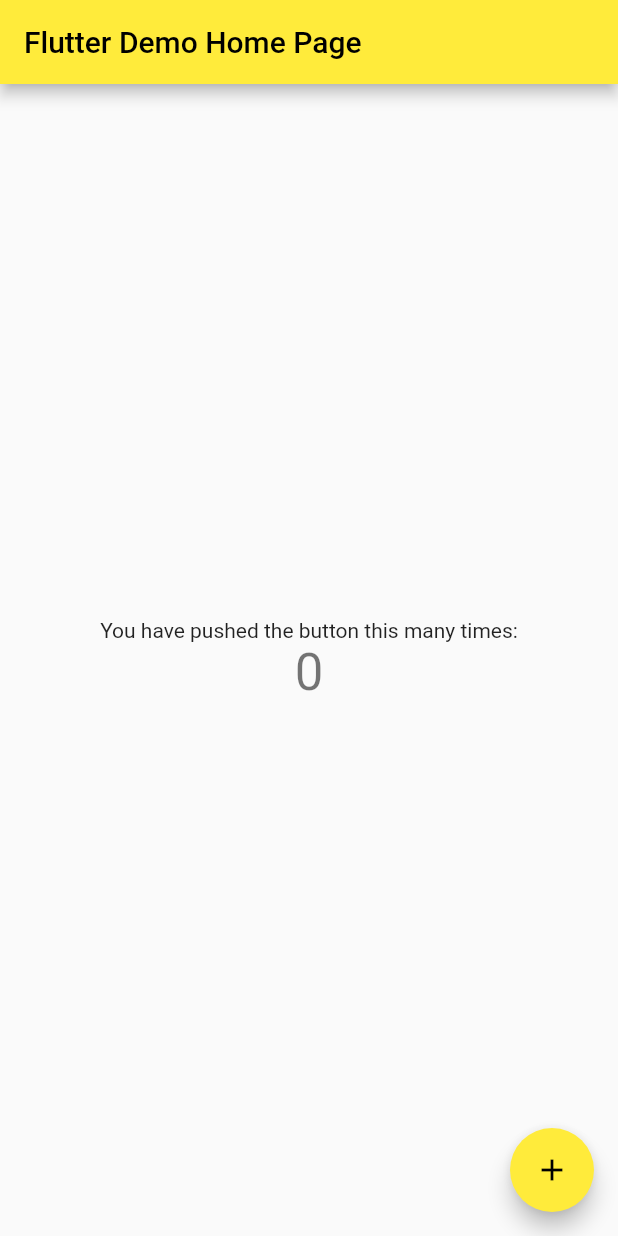
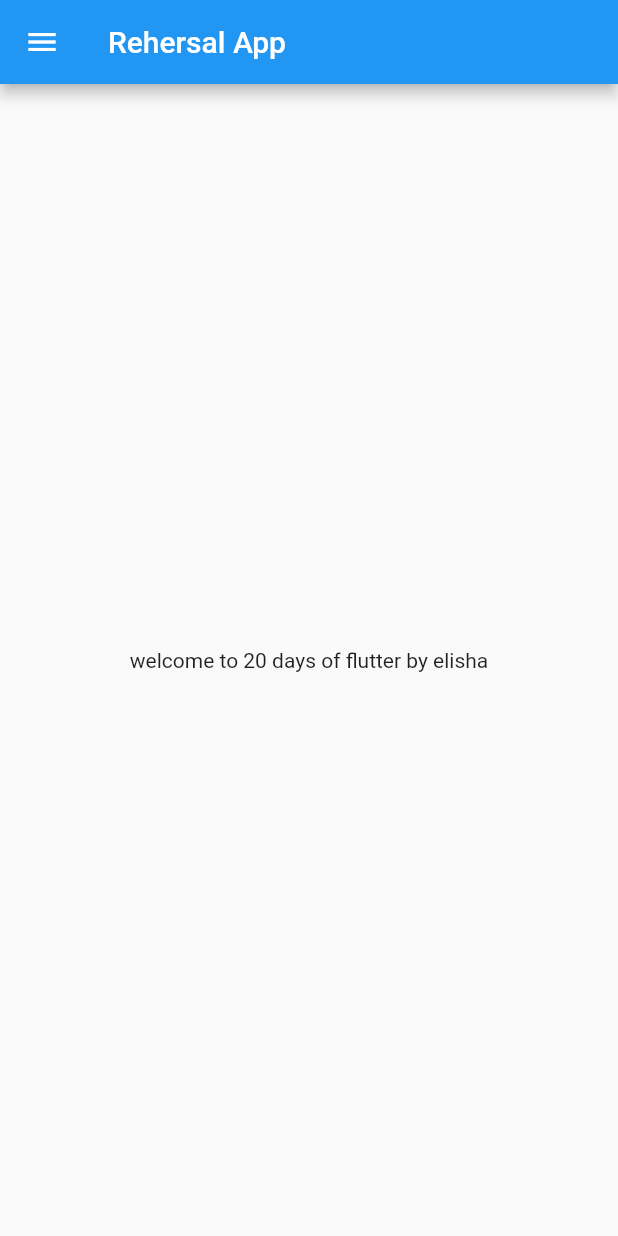
Before and after one commit to Elishakarki/8-hour-flutter, a Flutter app: the screen it shows after launch, on a phone screen of 412 x 824 dp. Run offline on Flutter 3.47's test engine with Material 2 defaults, Android fonts, the phone set to English and light mode, and no system bars.

Commit message:
day 3 completed

```diff
--- a/lib/home_page.dart
+++ b/lib/home_page.dart
@@ -1,10 +1,22 @@
 import 'package:flutter/material.dart';
 
-class homepage extends StatelessWidget {
-  const homepage({Key? key}) : super(key: key);
+class HomePage extends StatelessWidget {
+  const HomePage({Key? key}) : super(key: key);
+  final int days = 20;
+  final String name = "elisha";
 
   @override
   Widget build(BuildContext context) {
-    return Container();
+    return Scaffold(
+      appBar: AppBar(
+        title: Text("Rehersal App"),
+      ),
+      body: Center(
+        child: Container(
+          child: Text("welcome to $days days of flutter by $name"),
+        ),
+      ),
+      drawer: Drawer(),
+    );
   }
 }
--- a/lib/main.dart
+++ b/lib/main.dart
@@ -1,116 +1,19 @@
 import 'package:flutter/material.dart';
+import 'package:someapp/home_page.dart';
 
 void main() {
-  runApp(const MyApp());
+  runApp(MyApp());
 }
 
+
   class MyApp extends StatelessWidget {
-  const MyApp({Key? key}) : super(key: key);
+    const MyApp({ Key? key }) : super(key: key);
 
-  // This widget is the root of your application.
     @override
     Widget build(BuildContext context) {
       return MaterialApp(
-      debugShowCheckedModeBanner: false,
-      title: 'Flutter Demo',
-      theme: ThemeData(
-        // This is the theme of your application.
-        //
-        // Try running your application with "flutter run". You'll see the
-        // application has a blue toolbar. Then, without quitting the app, try
-        // changing the primarySwatch below to Colors.green and then invoke
-        // "hot reload" (press "r" in the console where you ran "flutter run",
-        // or simply save your changes to "hot reload" in a Flutter IDE).
-        // Notice that the counter didn't reset back to zero; the application
-        // is not restarted.
-        primarySwatch: Colors.yellow,
-      ),
-      home: const MyHomePage(title: 'Flutter Demo Home Page'),
+        home:HomePage(),
+
       );
     }
   }
-
-class MyHomePage extends StatefulWidget {
-  const MyHomePage({Key? key, required this.title}) : super(key: key);
-
-  // This widget is the home page of your application. It is stateful, meaning
-  // that it has a State object (defined below) that contains fields that affect
-  // how it looks.
-
-  // This class is the configuration for the state. It holds the values (in this
-  // case the title) provided by the parent (in this case the App widget) and
-  // used by the build method of the State. Fields in a Widget subclass are
-  // always marked "final".
-
-  final String title;
-
-  @override
-  State<MyHomePage> createState() => _MyHomePageState();
-}
-
-class _MyHomePageState extends State<MyHomePage> {
-  int _counter = 0;
-
-  void _incrementCounter() {
-    setState(() {
-      // This call to setState tells the Flutter framework that something has
-      // changed in this State, which causes it to rerun the build method below
-      // so that the display can reflect the updated values. If we changed
-      // _counter without calling setState(), then the build method would not be
-      // called again, and so nothing would appear to happen.
-      _counter++;
-    });
-  }
-
-  @override
-  Widget build(BuildContext context) {
-    // This method is rerun every time setState is called, for instance as done
-    // by the _incrementCounter method above.
-    //
-    // The Flutter framework has been optimized to make rerunning build methods
-    // fast, so that you can just rebuild anything that needs updating rather
-    // than having to individually change instances of widgets.
-    return Scaffold(
-      appBar: AppBar(
-        // Here we take the value from the MyHomePage object that was created by
-        // the App.build method, and use it to set our appbar title.
-        title: Text(widget.title),
-      ),
-      body: Center(
-        // Center is a layout widget. It takes a single child and positions it
-        // in the middle of the parent.
-        child: Column(
-          // Column is also a layout widget. It takes a list of children and
-          // arranges them vertically. By default, it sizes itself to fit its
-          // children horizontally, and tries to be as tall as its parent.
-          //
-          // Invoke "debug painting" (press "p" in the console, choose the
-          // "Toggle Debug Paint" action from the Flutter Inspector in Android
-          // Studio, or the "Toggle Debug Paint" command in Visual Studio Code)
-          // to see the wireframe for each widget.
-          //
-          // Column has various properties to control how it sizes itself and
-          // how it positions its children. Here we use mainAxisAlignment to
-          // center the children vertically; the main axis here is the vertical
-          // axis because Columns are vertical (the cross axis would be
-          // horizontal).
-          mainAxisAlignment: MainAxisAlignment.center,
-          children: <Widget>[
-            const Text(
-              'You have pushed the button this many times:',
-            ),
-            Text(
-              '$_counter',
-              style: Theme.of(context).textTheme.headline4,
-            ),
-          ],
-        ),
-      ),
-      floatingActionButton: FloatingActionButton(
-        onPressed: _incrementCounter,
-        tooltip: 'Increment',
-        child: const Icon(Icons.add),
-      ), // This trailing comma makes auto-formatting nicer for build methods.
-    );
-  }
-}
```
Lines whose indentation alone changed are shown as unchanged.
